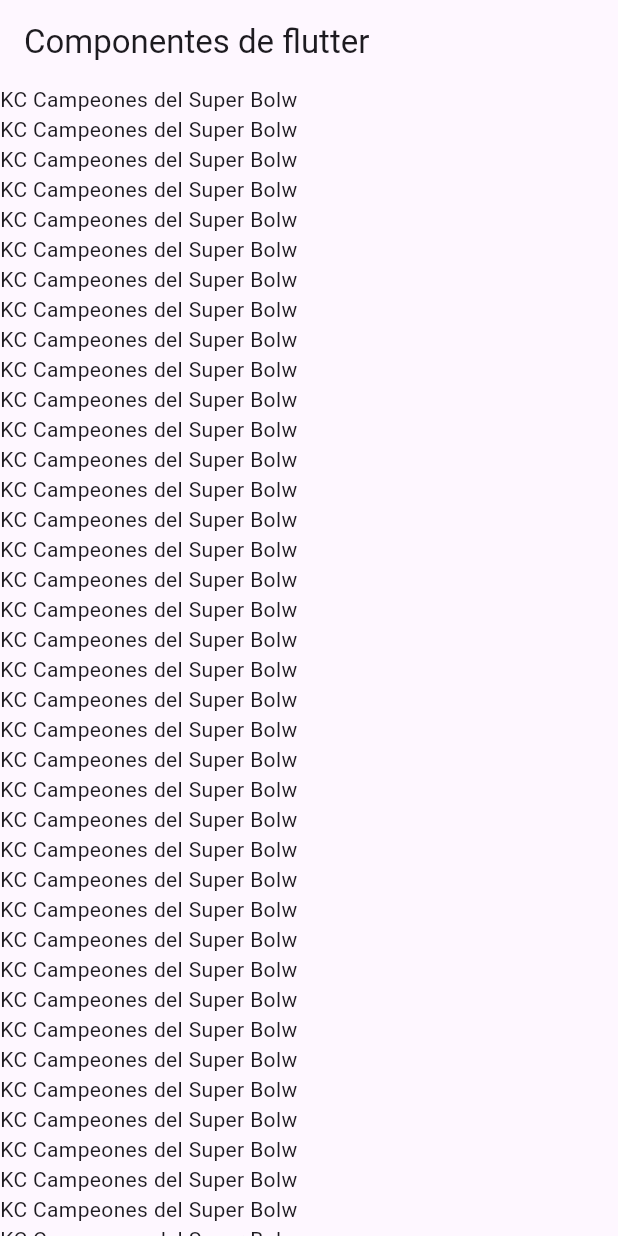
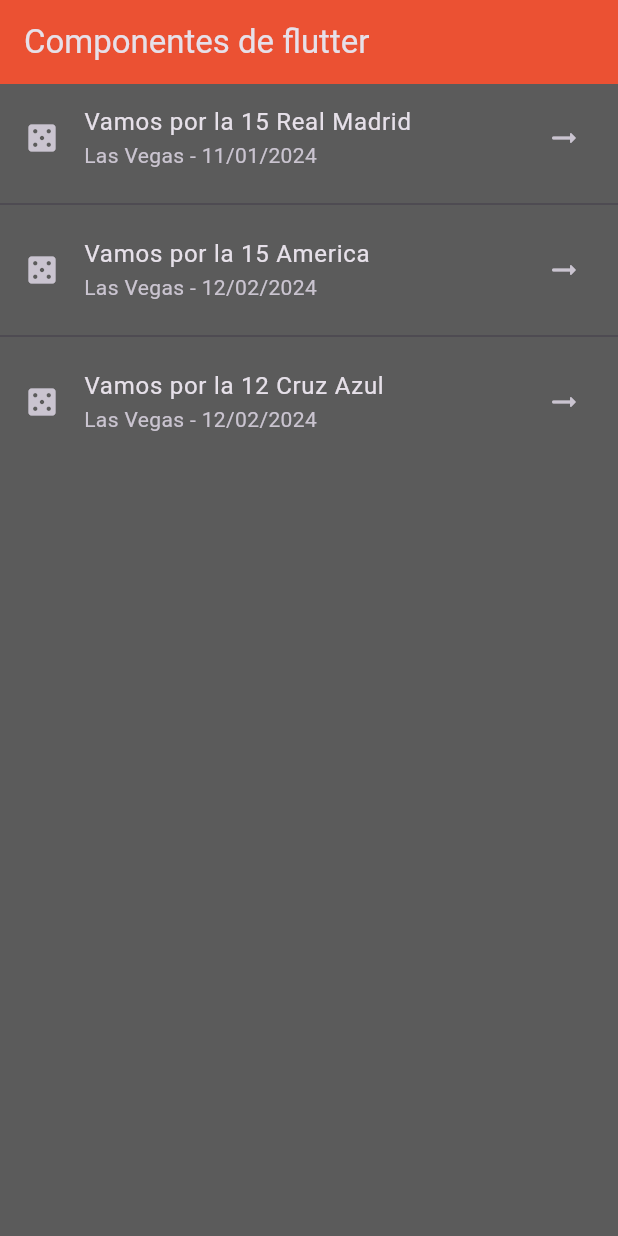
Before and after one commit to PacoDeLuis/componentes_flutter, a Flutter app: the screen it shows after launch, on a phone screen of 412 x 824 dp. Run offline on Flutter 3.47's test engine with Material 3 defaults, Android fonts, the phone set to English and light mode, and no system bars.

Commit message:
Refactorizing and creation of AppTheme

```diff
--- a/lib/home_screen.dart
+++ /dev/null
@@ -1,205 +0,0 @@
-import'package:flutter/material.dart';
-
-class HomeScreen extends StatelessWidget {
-  const HomeScreen({super.key});
-
-  @override
-  Widget build(BuildContext context) {
-    return  Scaffold(
-      appBar: AppBar(
-        title: const Text('Componentes de flutter'),
-      ),
-      body: ListView(
-        children: const [
-          Text('KC Campeones del Super Bolw '),
-          Text('KC Campeones del Super Bolw '),
-          Text('KC Campeones del Super Bolw '),
-          Text('KC Campeones del Super Bolw '),
-          Text('KC Campeones del Super Bolw '),
-          Text('KC Campeones del Super Bolw '),
-          Text('KC Campeones del Super Bolw '),
-          Text('KC Campeones del Super Bolw '),
-          Text('KC Campeones del Super Bolw '),
-          Text('KC Campeones del Super Bolw '),
-          Text('KC Campeones del Super Bolw '),
-          Text('KC Campeones del Super Bolw '),
-          Text('KC Campeones del Super Bolw '),
-          Text('KC Campeones del Super Bolw '),
-          Text('KC Campeones del Super Bolw '),
-          Text('KC Campeones del Super Bolw '),
-          Text('KC Campeones del Super Bolw '),
-          Text('KC Campeones del Super Bolw '),
-          Text('KC Campeones del Super Bolw '),
-          Text('KC Campeones del Super Bolw '),
-          Text('KC Campeones del Super Bolw '),
-          Text('KC Campeones del Super Bolw '),
-          Text('KC Campeones del Super Bolw '),
-          Text('KC Campeones del Super Bolw '),
-          Text('KC Campeones del Super Bolw '),
-          Text('KC Campeones del Super Bolw '),
-          Text('KC Campeones del Super Bolw '),
-          Text('KC Campeones del Super Bolw '),
-          Text('KC Campeones del Super Bolw '),
-          Text('KC Campeones del Super Bolw '),
-          Text('KC Campeones del Super Bolw '),
-          Text('KC Campeones del Super Bolw '),
-          Text('KC Campeones del Super Bolw '),
-          Text('KC Campeones del Super Bolw '),
-          Text('KC Campeones del Super Bolw '),
-          Text('KC Campeones del Super Bolw '),
-          Text('KC Campeones del Super Bolw '),
-          Text('KC Campeones del Super Bolw '),
-          Text('KC Campeones del Super Bolw '),
-          Text('KC Campeones del Super Bolw '),
-          Text('KC Campeones del Super Bolw '),
-          Text('KC Campeones del Super Bolw '),
-          Text('KC Campeones del Super Bolw '),
-          Text('KC Campeones del Super Bolw '),
-          Text('KC Campeones del Super Bolw '),
-          Text('KC Campeones del Super Bolw '),
-          Text('KC Campeones del Super Bolw '),
-          Text('KC Campeones del Super Bolw '),
-          Text('KC Campeones del Super Bolw '),
-          Text('KC Campeones del Super Bolw '),
-          Text('KC Campeones del Super Bolw '),
-          Text('KC Campeones del Super Bolw '),
-          Text('KC Campeones del Super Bolw '),
-          Text('KC Campeones del Super Bolw '),
-          Text('KC Campeones del Super Bolw '),
-          Text('KC Campeones del Super Bolw '),
-          Text('KC Campeones del Super Bolw '),
-          Text('KC Campeones del Super Bolw '),
-          Text('KC Campeones del Super Bolw '),
-          Text('KC Campeones del Super Bolw '),
-          Text('KC Campeones del Super Bolw '),
-          Text('KC Campeones del Super Bolw '),
-          Text('KC Campeones del Super Bolw '),
-          Text('KC Campeones del Super Bolw '),
-          Text('KC Campeones del Super Bolw '),
-          Text('KC Campeones del Super Bolw '),
-          Text('KC Campeones del Super Bolw '),
-          Text('KC Campeones del Super Bolw '),
-          Text('KC Campeones del Super Bolw '),
-          Text('KC Campeones del Super Bolw '),
-          Text('KC Campeones del Super Bolw '),
-          Text('KC Campeones del Super Bolw '),
-          Text('KC Campeones del Super Bolw '),
-          Text('KC Campeones del Super Bolw '),
-          Text('KC Campeones del Super Bolw '),
-          Text('KC Campeones del Super Bolw '),
-          Text('KC Campeones del Super Bolw '),
-          Text('KC Campeones del Super Bolw '),
-          Text('KC Campeones del Super Bolw '),
-          Text('KC Campeones del Super Bolw '),
-          Text('KC Campeones del Super Bolw '),
-          Text('KC Campeones del Super Bolw '),
-          Text('KC Campeones del Super Bolw '),
-          Text('KC Campeones del Super Bolw '),
-          Text('KC Campeones del Super Bolw '),
-          Text('KC Campeones del Super Bolw '),
-          Text('KC Campeones del Super Bolw '),
-          Text('KC Campeones del Super Bolw '),
-          Text('KC Campeones del Super Bolw '),
-          Text('KC Campeones del Super Bolw '),
-          Text('KC Campeones del Super Bolw '),
-          Text('KC Campeones del Super Bolw '),
-          Text('KC Campeones del Super Bolw '),
-          Text('KC Campeones del Super Bolw '),
-          Text('KC Campeones del Super Bolw '),
-          Text('KC Campeones del Super Bolw '),
-          Text('KC Campeones del Super Bolw '),
-          Text('KC Campeones del Super Bolw '),
-          Text('KC Campeones del Super Bolw '),
-          Text('KC Campeones del Super Bolw '),
-          Text('KC Campeones del Super Bolw '),
-          Text('KC Campeones del Super Bolw '),
-          Text('KC Campeones del Super Bolw '),
-          Text('KC Campeones del Super Bolw '),
-          Text('KC Campeones del Super Bolw '),
-          Text('KC Campeones del Super Bolw '),
-          Text('KC Campeones del Super Bolw '),
-          Text('KC Campeones del Super Bolw '),
-          Text('KC Campeones del Super Bolw '),
-          Text('KC Campeones del Super Bolw '),
-          Text('KC Campeones del Super Bolw '),
-          Text('KC Campeones del Super Bolw '),
-          Text('KC Campeones del Super Bolw '),
-          Text('KC Campeones del Super Bolw '),
-          Text('KC Campeones del Super Bolw '),
-          Text('KC Campeones del Super Bolw '),
-          Text('KC Campeones del Super Bolw '),
-          Text('KC Campeones del Super Bolw '),
-          Text('KC Campeones del Super Bolw '),
-          Text('KC Campeones del Super Bolw '),
-          Text('KC Campeones del Super Bolw '),
-          Text('KC Campeones del Super Bolw '),
-          Text('KC Campeones del Super Bolw '),
-          Text('KC Campeones del Super Bolw '),
-          Text('KC Campeones del Super Bolw '),
-          Text('KC Campeones del Super Bolw '),
-          Text('KC Campeones del Super Bolw '),
-          Text('KC Campeones del Super Bolw '),
-          Text('KC Campeones del Super Bolw '),
-          Text('KC Campeones del Super Bolw '),
-          Text('KC Campeones del Super Bolw '),
-          Text('KC Campeones del Super Bolw '),
-          Text('KC Campeones del Super Bolw '),
-          Text('KC Campeones del Super Bolw '),
-          Text('KC Campeones del Super Bolw '),
-          Text('KC Campeones del Super Bolw '),
-          Text('KC Campeones del Super Bolw '),
-          Text('KC Campeones del Super Bolw '),
-          Text('KC Campeones del Super Bolw '),
-          Text('KC Campeones del Super Bolw '),
-          Text('KC Campeones del Super Bolw '),
-          Text('KC Campeones del Super Bolw '),
-          Text('KC Campeones del Super Bolw '),
-          Text('KC Campeones del Super Bolw '),
-          Text('KC Campeones del Super Bolw '),
-          Text('KC Campeones del Super Bolw '),
-          Text('KC Campeones del Super Bolw '),
-          Text('KC Campeones del Super Bolw '),
-          Text('KC Campeones del Super Bolw '),
-          Text('KC Campeones del Super Bolw '),
-          Text('KC Campeones del Super Bolw '),
-          Text('KC Campeones del Super Bolw '),
-          Text('KC Campeones del Super Bolw '),
-          Text('KC Campeones del Super Bolw '),
-          Text('KC Campeones del Super Bolw '),
-          Text('KC Campeones del Super Bolw '),
-          Text('KC Campeones del Super Bolw '),
-          Text('KC Campeones del Super Bolw '),
-          Text('KC Campeones del Super Bolw '),
-          Text('KC Campeones del Super Bolw '),
-          Text('KC Campeones del Super Bolw '),
-          Text('KC Campeones del Super Bolw '),
-          Text('KC Campeones del Super Bolw '),
-          Text('KC Campeones del Super Bolw '),
-          Text('KC Campeones del Super Bolw '),
-          Text('KC Campeones del Super Bolw '),
-          Text('KC Campeones del Super Bolw '),
-          Text('KC Campeones del Super Bolw '),
-          Text('KC Campeones del Super Bolw '),
-          Text('KC Campeones del Super Bolw '),
-          Text('KC Campeones del Super Bolw '),
-          Text('KC Campeones del Super Bolw '),
-          Text('KC Campeones del Super Bolw '),
-          Text('KC Campeones del Super Bolw '),
-          Text('KC Campeones del Super Bolw '),
-          Text('KC Campeones del Super Bolw '),
-          Text('KC Campeones del Super Bolw '),
-          Text('KC Campeones del Super Bolw '),
-          Text('KC Campeones del Super Bolw '),
-          Text('KC Campeones del Super Bolw '),
-          Text('KC Campeones del Super Bolw '),
-          Text('KC Campeones del Super Bolw '),
-          Text('KC Campeones del Super Bolw '),
-          Text('KC Campeones del Super Bolw '),
-          Text('KC Campeones del Super Bolw '),
-          Text('KC Campeones del Super Bolw '),
-          Text('KC Campeones del Super Bolw '),
-        ],
-      )
-    );
-  }
-}
--- a/lib/main_app.dart
+++ b/lib/main_app.dart
@@ -1,14 +1,16 @@
 import 'package:flutter/material.dart';
-import 'home_screen.dart';
+import 'package:practica3_5b/theme/app_theme.dart';
+import 'screens/home_screen.dart';
 
 class MainApp extends StatelessWidget {
   const MainApp({super.key});
 
   @override
   Widget build(BuildContext context) {
-    return const MaterialApp(
+    return  MaterialApp(
       debugShowCheckedModeBanner: false,
-       home: HomeScreen(),
+       home: const HomeScreen(),
+       theme: AppTheme.darkTheme,
     );
   }
 }
--- /dev/null
+++ b/lib/screens/home_screen.dart
@@ -0,0 +1,38 @@
+import'package:flutter/material.dart';
+
+class HomeScreen extends StatelessWidget {
+  const HomeScreen({super.key});
+
+  @override
+  Widget build(BuildContext context) {
+    return  Scaffold(
+      appBar: AppBar(
+        title: const Text('Componentes de flutter'),
+      ),
+      body: ListView(
+        children: const <Widget>[
+          ListTile(
+            title: Text('Vamos por la 15 Real Madrid'),
+            subtitle: Text('Las Vegas - 11/01/2024'),
+            leading: Icon(Icons.casino),
+            trailing: Icon(Icons.arrow_right_alt_rounded),
+          ),
+          Divider(),
+           ListTile(
+            title: Text('Vamos por la 15 America'),
+            subtitle: Text('Las Vegas - 12/02/2024'),
+            leading: Icon(Icons.casino),
+            trailing: Icon(Icons.arrow_right_alt_rounded),
+          ),
+          Divider(),
+           ListTile(
+            title: Text('Vamos por la 12 Cruz Azul'),
+            subtitle: Text('Las Vegas - 12/02/2024'),
+            leading: Icon(Icons.casino),
+            trailing: Icon(Icons.arrow_right_alt_rounded),
+          ),
+        ],
+      ),
+    );
+  }
+}
--- /dev/null
+++ b/lib/theme/app_theme.dart
@@ -0,0 +1,15 @@
+//Definicion de los temas de estilo de la app
+import 'package:flutter/material.dart';
+
+class AppTheme{
+  //Constante de color primario
+  static const primaryColor = Color.fromARGB(249, 239, 81, 50);
+  //Constante de color de fondo
+  static const backColor = Color.fromARGB(248, 86, 86, 86);
+
+  //Constante de tema
+  static final ThemeData darkTheme = ThemeData.dark().copyWith(
+    scaffoldBackgroundColor: backColor,
+        appBarTheme: const AppBarTheme(color: primaryColor,
+        ));
+}
```
